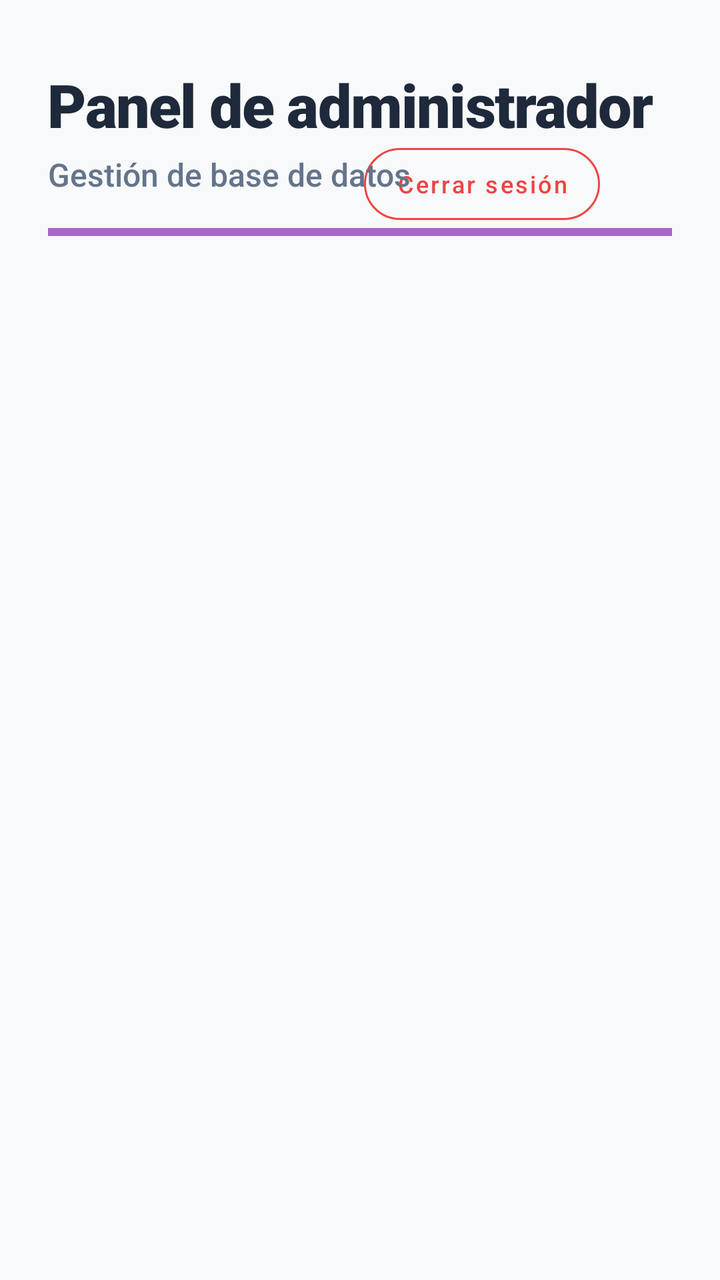
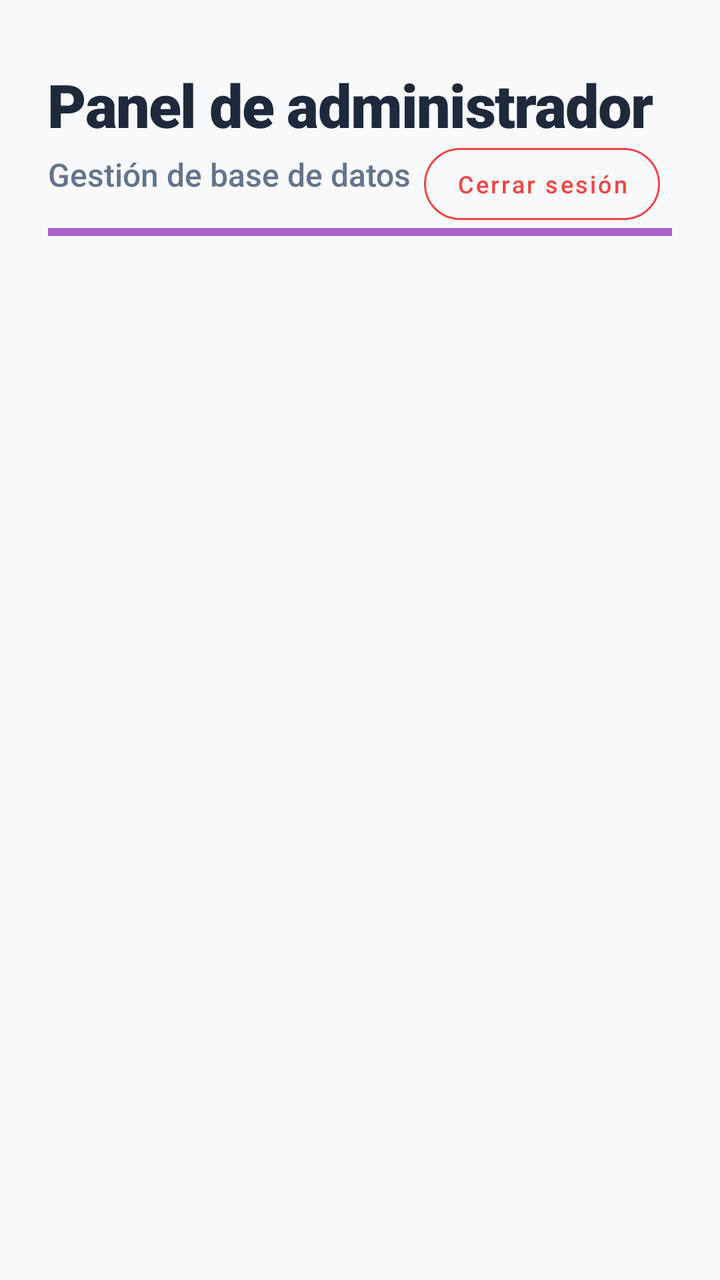

Before-and-after screenshots of an Android layout around one commit, followed by the original layout XML and the change that was made.
<!-- AndroidManifest.xml: application theme Theme.ProyectoIntermodularTFG -->
<!-- res/layout/activity_pantalla_panel_administrador.xml -->
<?xml version="1.0" encoding="utf-8"?>
<androidx.constraintlayout.widget.ConstraintLayout xmlns:android="http://schemas.android.com/apk/res/android"
    xmlns:app="http://schemas.android.com/apk/res-auto"
    xmlns:tools="http://schemas.android.com/tools"
    android:layout_width="match_parent"
    android:layout_height="match_parent"
    android:background="#F8F9FA"
    android:fitsSystemWindows="true">

    <com.google.android.material.button.MaterialButton
        android:id="@+id/btnLogoutAdmin"
        style="@style/Widget.MaterialComponents.Button.OutlinedButton"
        android:layout_width="wrap_content"
        android:layout_height="wrap_content"
        android:layout_marginTop="68dp"
        android:layout_marginEnd="60dp"
        android:text="Cerrar sesión"
        android:textColor="#EF4444"
        android:textSize="12sp"
        android:textAllCaps="false"
        android:fontFamily="sans-serif-medium"
        app:iconTint="#EF4444"
        app:iconSize="16dp"
        app:strokeColor="#EF4444"
        app:strokeWidth="1dp"
        app:cornerRadius="24dp"
        app:layout_constraintEnd_toEndOf="parent"
        app:layout_constraintTop_toTopOf="parent" />
    <LinearLayout
        android:id="@+id/headerDashboard"
        android:layout_width="match_parent"
        android:layout_height="wrap_content"
        android:orientation="vertical"
        android:paddingHorizontal="24dp"
        android:paddingTop="32dp"
        android:paddingBottom="16dp"
        app:layout_constraintTop_toTopOf="parent">

        <TextView
            android:layout_width="368dp"
            android:layout_height="wrap_content"
            android:fontFamily="sans-serif-black"
            android:letterSpacing="-0.02"
            android:text="Panel de administrador"
            android:textColor="#1E293B"
            android:textSize="30sp"/>

        <TextView
            android:layout_width="wrap_content"
            android:layout_height="wrap_content"
            android:text="Gestión de base de datos"
            android:textSize="16sp"
            android:textColor="#64748B"
            android:layout_marginTop="4dp"
            android:fontFamily="sans-serif-medium"/>

        <View
            android:layout_width="wrap_content"
            android:layout_height="4dp"
            android:layout_marginTop="16dp"
            android:background="@android:color/holo_purple" />
    </LinearLayout>

    <androidx.recyclerview.widget.RecyclerView
        android:id="@+id/rvTablasBaseDatos"
        android:layout_width="0dp"
        android:layout_height="0dp"
        android:clipToPadding="false"
        android:paddingHorizontal="16dp"
        android:paddingTop="8dp"
        android:paddingBottom="24dp"
        app:layout_constraintBottom_toBottomOf="parent"
        app:layout_constraintEnd_toEndOf="parent"
        app:layout_constraintStart_toStartOf="parent"
        app:layout_constraintTop_toBottomOf="@id/headerDashboard"
        tools:layoutManager="androidx.recyclerview.widget.GridLayoutManager"
        tools:listitem="@layout/recycler_view_item_panel_administrador"
        tools:spanCount="1" />

</androidx.constraintlayout.widget.ConstraintLayout>
<!-- res/layout/recycler_view_item_panel_administrador.xml (included above) -->
<?xml version="1.0" encoding="utf-8"?>
<com.google.android.material.card.MaterialCardView xmlns:android="http://schemas.android.com/apk/res/android"
    xmlns:app="http://schemas.android.com/apk/res-auto"
    android:layout_width="match_parent"
    android:layout_height="wrap_content"
    android:layout_marginHorizontal="8dp"
    android:layout_marginVertical="8dp"
    android:clickable="true"
    android:focusable="true"
    android:foreground="?attr/selectableItemBackground"
    app:cardBackgroundColor="@android:color/holo_purple"
    app:cardCornerRadius="16dp"
    app:cardElevation="3dp"
    app:strokeColor="#F3F4F6"
    app:strokeWidth="1dp">

    <LinearLayout
        android:layout_width="match_parent"
        android:layout_height="wrap_content"
        android:gravity="center_vertical"
        android:orientation="horizontal"
        android:padding="10dp">

        <com.google.android.material.card.MaterialCardView
            android:layout_width="48dp"
            android:layout_height="48dp"
            app:cardBackgroundColor="#EEF2FF"
            app:cardCornerRadius="24dp"
            app:cardElevation="0dp"
            app:strokeWidth="0dp">

            <ImageView
                android:layout_width="24dp"
                android:layout_height="24dp"
                android:layout_gravity="center"
                android:src="@android:drawable/ic_menu_sort_by_size"
                app:tint="#4F46E5" />
        </com.google.android.material.card.MaterialCardView>

        <TextView
            android:id="@+id/tvNombreTablaAdmin"
            android:layout_width="0dp"
            android:layout_height="wrap_content"
            android:layout_weight="1"
            android:text="NombreTabla"
            android:gravity="center"
            android:textColor="#1F2937"
            android:textSize="18sp"
            android:textStyle="bold" />

    </LinearLayout>
</com.google.android.material.card.MaterialCardView>
<!-- resources referenced by this layout -->
<resources>
  <style name="Theme.ProyectoIntermodularTFG" parent="Base.Theme.ProyectoIntermodularTFG" />
  <style name="Base.Theme.ProyectoIntermodularTFG" parent="Theme.Material3.DayNight.NoActionBar">
          
          
      </style>
</resources>

<!-- the commit's change to res/layout/activity_pantalla_panel_administrador.xml (unified diff, before → after) -->
@@ -13,7 +13,7 @@
         android:layout_width="wrap_content"
         android:layout_height="wrap_content"
         android:layout_marginTop="68dp"
-        android:layout_marginEnd="60dp"
+        android:layout_marginEnd="30dp"
         android:text="Cerrar sesión"
         android:textColor="#EF4444"
         android:textSize="12sp"
